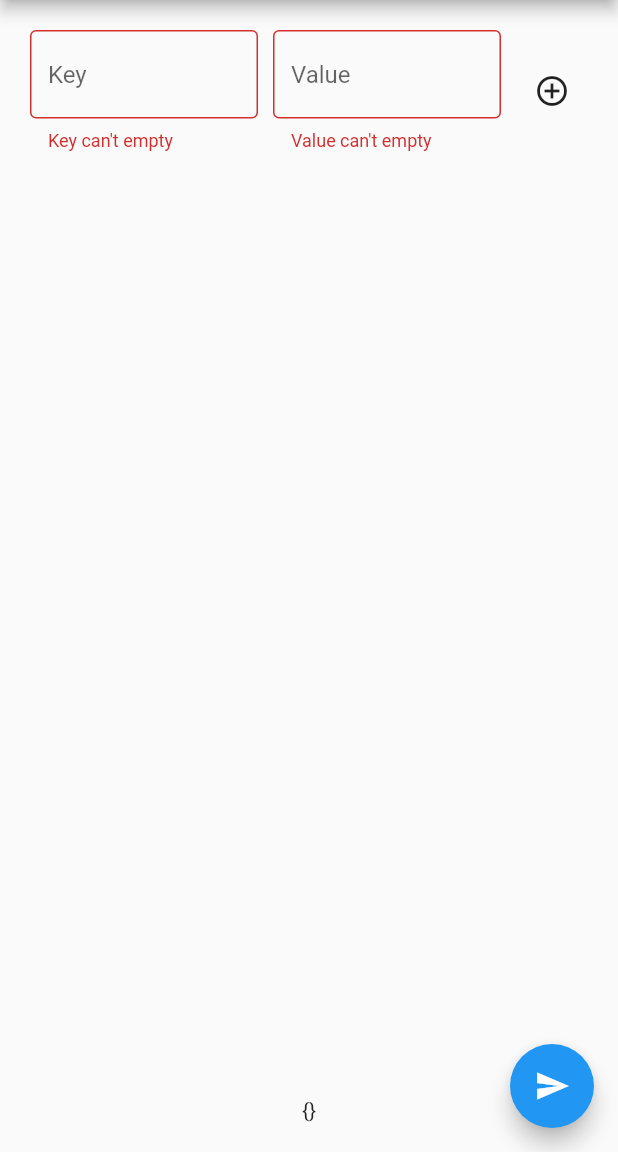
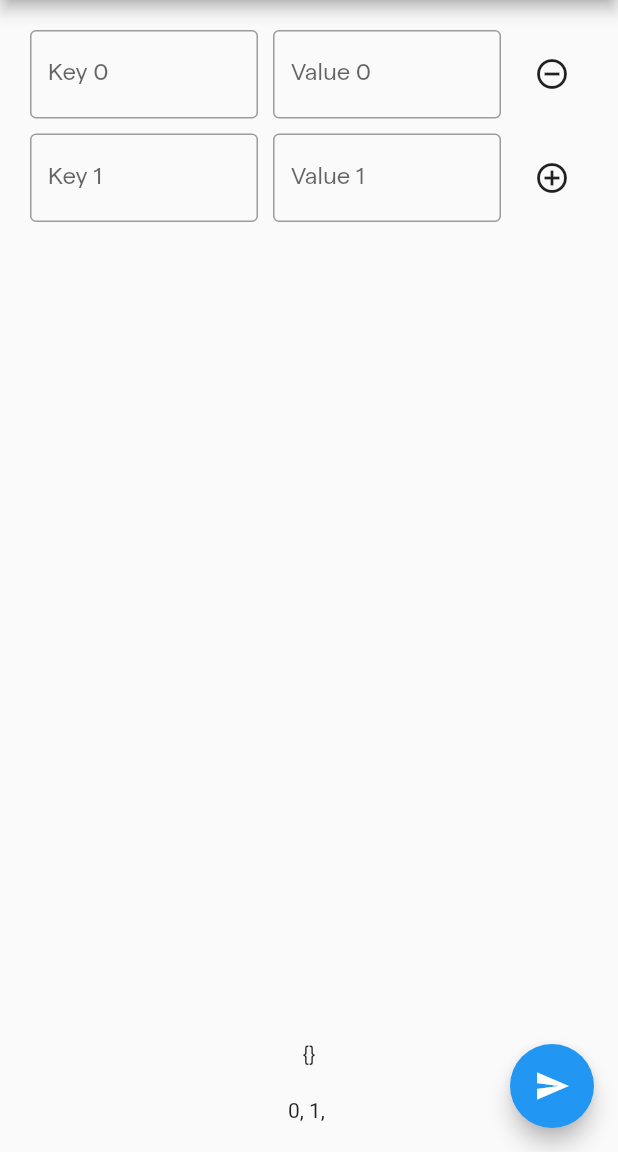
Before and after one commit to shahi5472/FCM-Custom-Sender_Postman-Clone, a Flutter app: the screen it shows after launch, after a tap on the "add circle outline" icon, on a phone screen of 412 x 824 dp, the part 84-1236 px from its top. Run offline on Flutter 3.47's test engine with Material 2 defaults, Android fonts, the phone set to English and light mode, and no system bars.

Commit message:
dynamic issue solve

```diff
--- a/lib/controller.dart
+++ b/lib/controller.dart
@@ -16,23 +16,21 @@ class Controller extends ChangeNotifier {
   }
 
   void _initForm() {
-    formList.add(CustomForm(index: 0, isAddRemove: true));
+    formList.insert(0, CustomForm(index: 0, isAddRemove: true));
     notifyListeners();
   }
 
-  void addWidget(context, index) {
-    if (!formKey.currentState!.validate()) {
-      _showSnackBar(context, 'Validate Error');
-    } else {
-      formList[index].isAddRemove = false;
-      formList.add(CustomForm(index: index++, isAddRemove: true));
-    }
-
+  void addWidget(context, CustomForm model, index) {
+    model.isAddRemove = false;
+    int value = (model.index! + 1);
+    _showSnackBar(context, 'Add index :: $value');
+    formList.add(CustomForm(index: value, isAddRemove: true));
     notifyListeners();
   }
 
-  void removeWidget(index) {
-    formList.removeAt(index);
+  void removeWidget(context, CustomForm model) {
+    formList.remove(model);
+    _showSnackBar(context, 'Remove index :: ${model.index}');
     notifyListeners();
   }
 
--- a/lib/main.dart
+++ b/lib/main.dart
@@ -60,7 +60,18 @@ class HomeView extends StatelessWidget {
             ),
           ),
           const SizedBox(height: 20),
-          Text(json.encode(data.result)),
+          Text(
+            json.encode(data.result),
+            style: const TextStyle(fontFamily: 'Matter'),
+          ),
+          const SizedBox(height: 20),
+          Row(
+            mainAxisSize: MainAxisSize.min,
+            children: List.generate(
+              data.formList.length,
+              (index) => Text('${data.formList[index].index.toString()}, '),
+            ),
+          ),
           const SizedBox(height: 20),
         ],
       ),
@@ -86,12 +97,14 @@ class HomeView extends StatelessWidget {
             key: ValueKey(data.formList[index].index),
             initialValue: data.formList[index].key,
             controller: data.formList[index].keyController,
-            decoration: const InputDecoration(
-              border: OutlineInputBorder(
-                borderSide: BorderSide(width: 2),
-              ),
-              hintText: 'Key',
+            decoration: InputDecoration(
+              label: Text('Key ${data.formList[index].index.toString()}'),
+              border:
+                  const OutlineInputBorder(borderSide: BorderSide(width: 2)),
+              hintText: 'Key ${data.formList[index].index}',
+              hintStyle: const TextStyle(fontFamily: 'Matter'),
             ),
+            style: const TextStyle(fontFamily: 'Matter'),
             validator: (val) {
               if (val == null || val.isEmpty) {
                 return "Key can't empty";
@@ -107,10 +120,14 @@ class HomeView extends StatelessWidget {
             key: ValueKey(data.formList[index].index),
             initialValue: data.formList[index].value,
             controller: data.formList[index].valueController,
-            decoration: const InputDecoration(
-              border: OutlineInputBorder(borderSide: BorderSide(width: 2)),
+            decoration: InputDecoration(
+              label: Text('Value ${data.formList[index].index.toString()}'),
+              border:
+                  const OutlineInputBorder(borderSide: BorderSide(width: 2)),
               hintText: 'Value',
+              hintStyle: const TextStyle(fontFamily: 'Matter'),
             ),
+            style: const TextStyle(fontFamily: 'Matter'),
             validator: (val) {
               if (val == null || val.isEmpty) {
                 return "Value can't empty";
@@ -126,8 +143,8 @@ class HomeView extends StatelessWidget {
           fit: FlexFit.tight,
           child: IconButton(
             onPressed: data.formList[index].isAddRemove
-                ? () => data.addWidget(context, index)
-                : () => data.removeWidget(index),
+                ? () => data.addWidget(context, data.formList[index], index)
+                : () => data.removeWidget(context, data.formList[index]),
             icon: data.formList[index].isAddRemove
                 ? const Icon(Icons.add_circle_outline)
                 : const Icon(Icons.remove_circle_outline),
```
